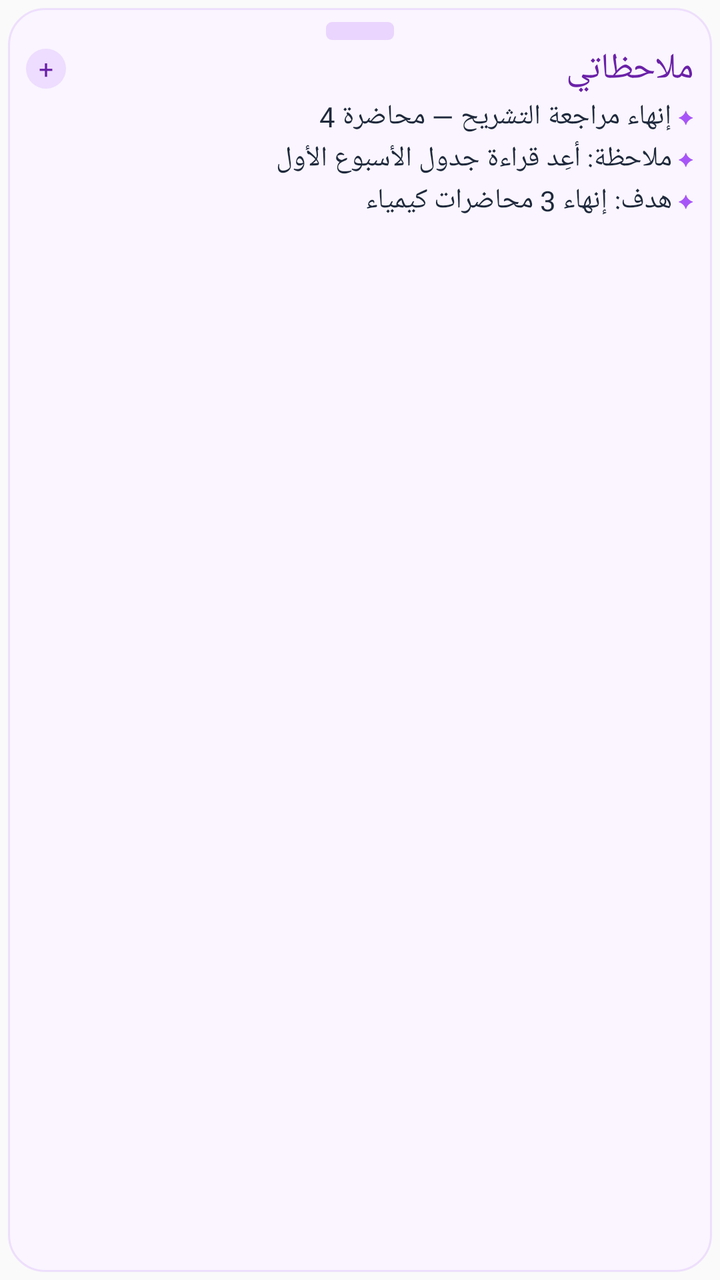
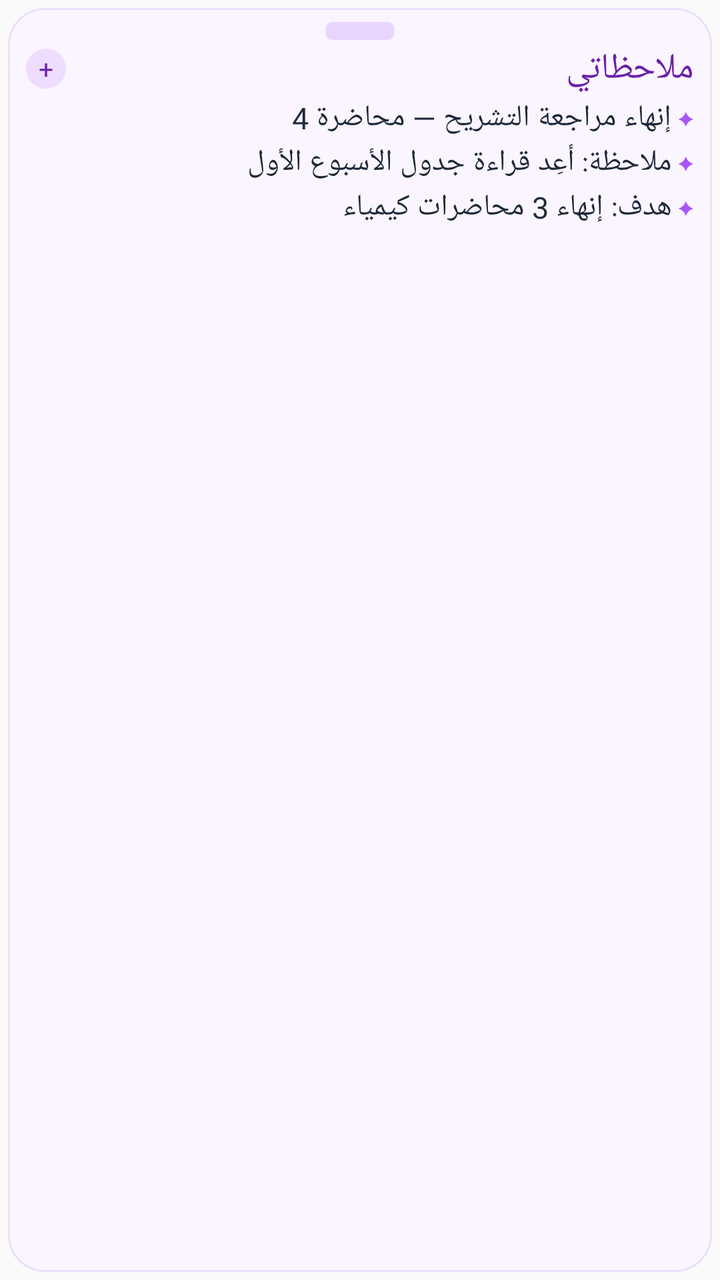

Screens rendered from an Android XML layout before and after an edit, with the pre-edit source and the edit as a unified diff.
<!-- AndroidManifest.xml: application theme AppTheme -->
<!-- res/layout/widget_notes_only_preview.xml -->
<?xml version="1.0" encoding="utf-8"?>
<LinearLayout xmlns:android="http://schemas.android.com/apk/res/android"
    android:layout_width="match_parent"
    android:layout_height="match_parent"
    android:layoutDirection="rtl"
    android:orientation="horizontal"
    android:padding="4dp">
    <LinearLayout
        android:layout_width="0dp"
        android:layout_height="match_parent"
        android:layout_weight="1"
        android:background="@drawable/widget_bg_sticky_note"
        android:orientation="vertical"
        android:paddingStart="9dp"
        android:paddingTop="18dp"
        android:paddingEnd="9dp"
        android:paddingBottom="4dp">
        <LinearLayout
            android:layout_width="match_parent"
            android:layout_height="wrap_content"
            android:gravity="center_vertical"
            android:orientation="horizontal">
            <TextView
        android:layout_width="0dp"
        android:layout_height="wrap_content" android:layout_weight="1"
        android:fontFamily="@font/tajawal_bold"
        android:text="ملاحظاتي"
        android:textColor="#FF6B21A8"
        android:textSize="18sp" />
            <TextView
                android:layout_width="20dp"
                android:layout_height="20dp"
                android:background="@drawable/widget_round_violet"
                android:fontFamily="@font/tajawal_bold"
                android:gravity="center"
                android:text="@string/widget_preview_plus"
                android:textColor="#FF6B21A8"
                android:textSize="13sp" />
        </LinearLayout>
        <LinearLayout
        android:layout_width="match_parent"
        android:layout_height="wrap_content"
        android:layout_marginTop="2dp"
        android:gravity="center_vertical"
        android:orientation="horizontal">
        <TextView
            android:layout_width="wrap_content"
            android:layout_height="wrap_content"
            android:fontFamily="@font/tajawal_bold"
            android:text="✦"
            android:textColor="#FFA855F7"
            android:textSize="9sp" />
        <TextView
            android:layout_width="0dp"
            android:layout_height="wrap_content"
            android:layout_marginStart="3dp"
            android:layout_weight="1"
            android:fontFamily="@font/tajawal_regular"
            android:text="@string/widget_preview_note_1"
            android:textColor="#FF1E293B"
            android:textSize="14sp" />
    </LinearLayout><LinearLayout
        android:layout_width="match_parent"
        android:layout_height="wrap_content"
        android:layout_marginTop="2dp"
        android:gravity="center_vertical"
        android:orientation="horizontal">
        <TextView
            android:layout_width="wrap_content"
            android:layout_height="wrap_content"
            android:fontFamily="@font/tajawal_bold"
            android:text="✦"
            android:textColor="#FFA855F7"
            android:textSize="9sp" />
        <TextView
            android:layout_width="0dp"
            android:layout_height="wrap_content"
            android:layout_marginStart="3dp"
            android:layout_weight="1"
            android:fontFamily="@font/tajawal_regular"
            android:text="@string/widget_preview_note_2"
            android:textColor="#FF1E293B"
            android:textSize="14sp" />
    </LinearLayout><LinearLayout
        android:layout_width="match_parent"
        android:layout_height="wrap_content"
        android:layout_marginTop="2dp"
        android:gravity="center_vertical"
        android:orientation="horizontal">
        <TextView
            android:layout_width="wrap_content"
            android:layout_height="wrap_content"
            android:fontFamily="@font/tajawal_bold"
            android:text="✦"
            android:textColor="#FFA855F7"
            android:textSize="9sp" />
        <TextView
            android:layout_width="0dp"
            android:layout_height="wrap_content"
            android:layout_marginStart="3dp"
            android:layout_weight="1"
            android:fontFamily="@font/tajawal_regular"
            android:text="@string/widget_preview_note_3"
            android:textColor="#FF1E293B"
            android:textSize="14sp" />
    </LinearLayout>
    </LinearLayout>
</LinearLayout>
<!-- resources referenced by this layout -->
<resources>
  <!-- drawable widget_bg_sticky_note (drawable) -->
  <?xml version="1.0" encoding="utf-8"?>
  <layer-list xmlns:android="http://schemas.android.com/apk/res/android">
      <item>
          <shape android:shape="rectangle">
              <solid android:color="#FFFAF5FF" />
              <corners android:radius="18dp" />
              <stroke
                  android:width="1dp"
                  android:color="#26A855F7" />
          </shape>
      </item>
      <item
          android:width="34dp"
          android:height="9dp"
          android:gravity="top|center_horizontal"
          android:top="7dp">
          <shape android:shape="rectangle">
              <solid android:color="#33A855F7" />
              <corners android:radius="3dp" />
          </shape>
      </item>
  </layer-list>
  <!-- drawable widget_round_violet (drawable) -->
  <?xml version="1.0" encoding="utf-8"?>
  <shape xmlns:android="http://schemas.android.com/apk/res/android" android:shape="oval">
      <solid android:color="#26A855F7" />
  </shape>
  <string name="widget_preview_note_1">إنهاء مراجعة التشريح — محاضرة 4</string>
  <string name="widget_preview_note_2">ملاحظة: أعِد قراءة جدول الأسبوع الأول</string>
  <string name="widget_preview_note_3">هدف: إنهاء 3 محاضرات كيمياء</string>
  <string name="widget_preview_plus">+</string>
  <style name="AppTheme" parent="Theme.AppCompat.Light.DarkActionBar">
          
          <item name="colorPrimary">@color/colorPrimary</item>
          <item name="colorPrimaryDark">@color/colorPrimaryDark</item>
          <item name="colorAccent">@color/colorAccent</item>
      </style>
</resources>

<!-- the commit's change to res/layout/widget_notes_only_preview.xml (unified diff, before → after) -->
@@ -55,10 +55,10 @@
             android:layout_height="wrap_content"
             android:layout_marginStart="3dp"
             android:layout_weight="1"
-            android:fontFamily="@font/tajawal_regular"
+            android:fontFamily="@font/tajawal_bold"
             android:text="@string/widget_preview_note_1"
             android:textColor="#FF1E293B"
-            android:textSize="14sp" />
+            android:textSize="15sp" />
     </LinearLayout><LinearLayout
         android:layout_width="match_parent"
         android:layout_height="wrap_content"
@@ -77,10 +77,10 @@
             android:layout_height="wrap_content"
             android:layout_marginStart="3dp"
             android:layout_weight="1"
-            android:fontFamily="@font/tajawal_regular"
+            android:fontFamily="@font/tajawal_bold"
             android:text="@string/widget_preview_note_2"
             android:textColor="#FF1E293B"
-            android:textSize="14sp" />
+            android:textSize="15sp" />
     </LinearLayout><LinearLayout
         android:layout_width="match_parent"
         android:layout_height="wrap_content"
@@ -99,10 +99,10 @@
             android:layout_height="wrap_content"
             android:layout_marginStart="3dp"
             android:layout_weight="1"
-            android:fontFamily="@font/tajawal_regular"
+            android:fontFamily="@font/tajawal_bold"
             android:text="@string/widget_preview_note_3"
             android:textColor="#FF1E293B"
-            android:textSize="14sp" />
+            android:textSize="15sp" />
     </LinearLayout>
     </LinearLayout>
 </LinearLayout>
